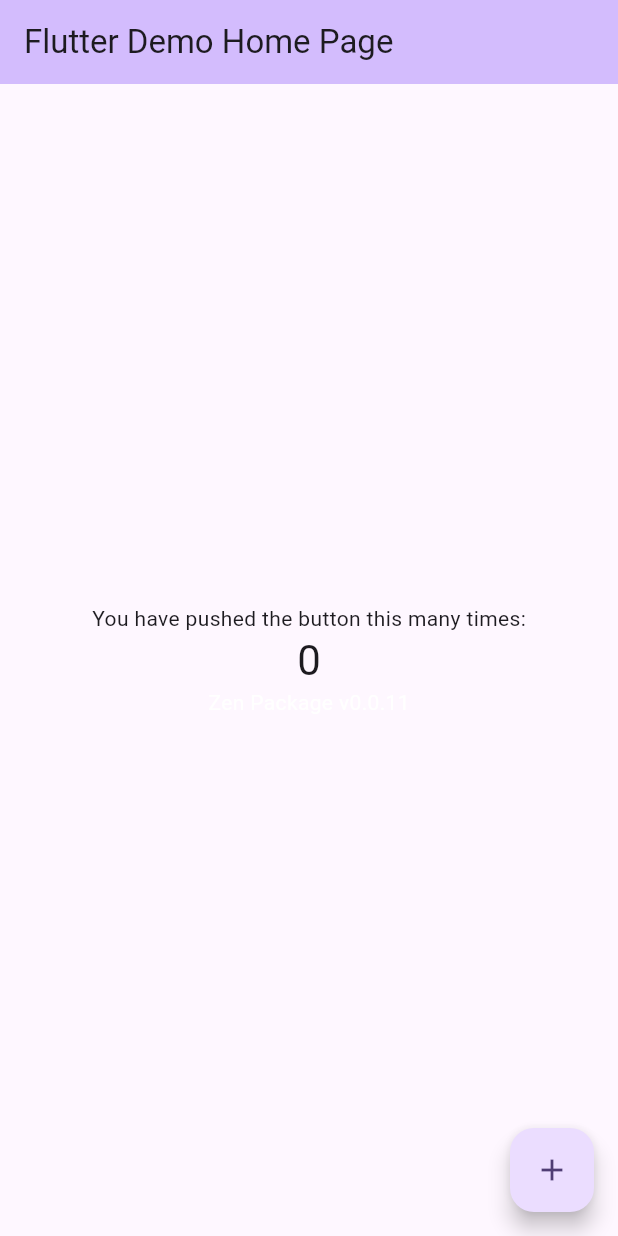
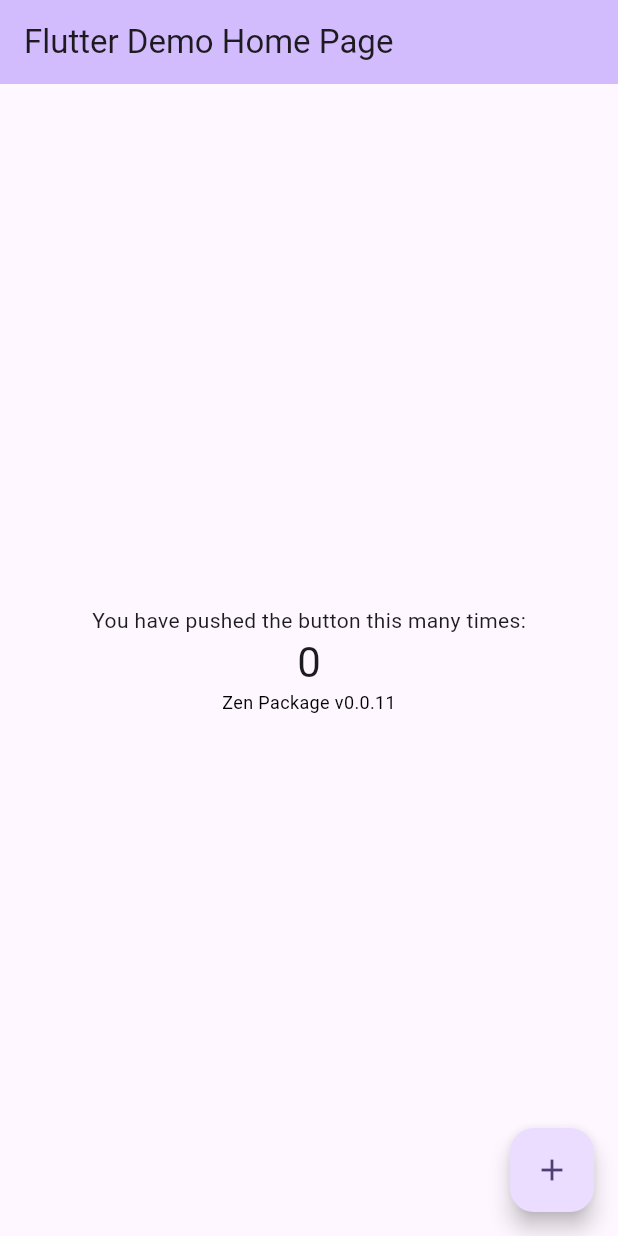
Before and after one commit to nirmalatgallabox/melos_package_maintainer, a Flutter app: the screen it shows after launch, on a phone screen of 412 x 824 dp. Run offline on Flutter 3.47's test engine with Material 3 defaults, Android fonts, the phone set to English and light mode, and no system bars.

Commit message:
release: 1 (#1)
* feat(zen_package): color changed

* feat(zen_package): color changed

```diff
--- a/packages/zen_package/lib/zen_package.dart
+++ b/packages/zen_package/lib/zen_package.dart
@@ -10,7 +10,10 @@ class ZenPackage extends StatelessWidget {
   Widget build(BuildContext context) {
     return const Text(
       'Zen Package v0.0.11',
-      style: TextStyle(color: Colors.white),
+      style: TextStyle(
+        color: Colors.black,
+        fontSize: 12,
+      ),
     );
   }
 }
```
